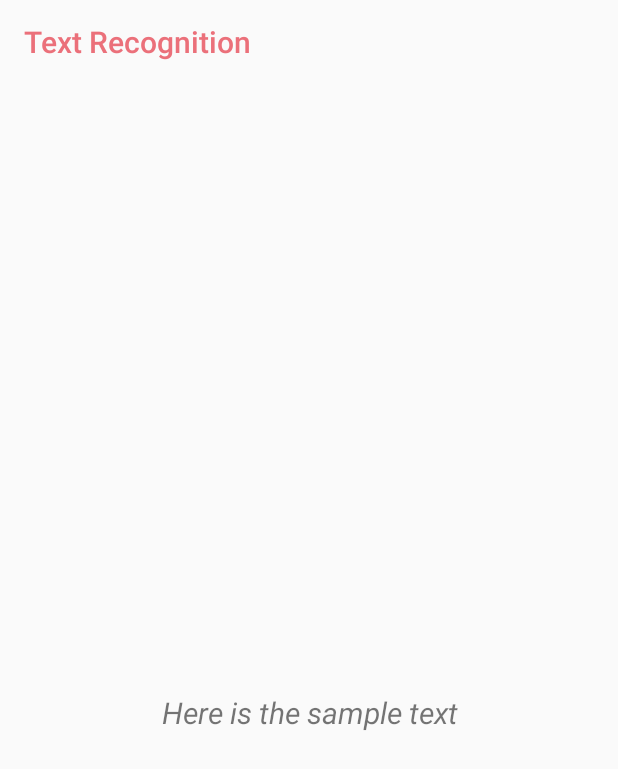
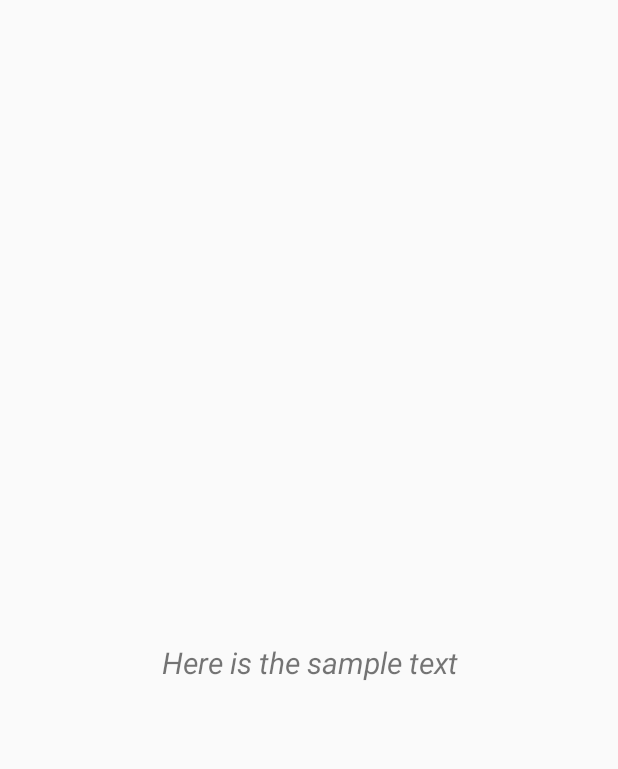
Before and after one commit to mRahulJain/MinorProject, an Android app: the layout activity_text_recognition_text.xml on its own in the app's theme, with its tools: preview values and no code run, on a phone screen of 412 x 824 dp. Shown: the top 769 px of the screen. Run offline under Robolectric (Android 15) with nearby library versions, the phone set to English and light mode, and no system bars.

Commit message:
small updates

```diff
--- a/app/src/main/res/layout/activity_text_recognition_text.xml
+++ b/app/src/main/res/layout/activity_text_recognition_text.xml
@@ -1,28 +1,14 @@
 <?xml version="1.0" encoding="utf-8"?>
-<LinearLayout
+<ScrollView
     android:layout_width="match_parent"
     android:layout_height="match_parent"
-    xmlns:android="http://schemas.android.com/apk/res/android"
+    xmlns:mlns="http://schemas.android.com/apk/res-auto"
+    mlns:android="http://schemas.android.com/apk/res/android"
     xmlns:tools="http://schemas.android.com/tools"
     android:orientation="vertical"
     tools:context=".activity.TextRecognitionTextActivity"
-    xmlns:app="http://schemas.android.com/apk/res-auto">
-    <androidx.appcompat.widget.Toolbar
-        android:layout_width="match_parent"
-        android:layout_height="wrap_content"
-        app:titleTextColor="#ffeb707a"
-        app:title="Text Recognition"
-        android:textAlignment="center"
-        android:elevation="50dp"
-        app:liftOnScroll="true"
-        android:outlineAmbientShadowColor="@android:color/black"
-        android:outlineSpotShadowColor="@android:color/black"/>
-    <ScrollView
-        android:orientation="vertical"
-        android:layout_width="match_parent"
-        android:layout_height="match_parent"
-        android:layout_marginTop="10dp"
-        android:id="@+id/activity_text_recognition_text_mainScreen">
+    android:id="@+id/activity_text_recognition_text_mainScreen"
+    xmlns:android="http://schemas.android.com/apk/res/android">
     <TextView
         android:textSize="20sp"
         android:layout_marginTop="30dp"
@@ -36,4 +22,3 @@
         android:layout_width="match_parent"
         android:layout_height="match_parent"/>
 </ScrollView>
-</LinearLayout>
--- a/build.gradle
+++ b/build.gradle
@@ -6,7 +6,7 @@ buildscript {
         jcenter()
     }
     dependencies {
-        classpath "com.android.tools.build:gradle:4.0.1"
+        classpath 'com.android.tools.build:gradle:4.1.1'
         classpath "org.jetbrains.kotlin:kotlin-gradle-plugin:$kotlin_version"
 
         // NOTE: Do not place your application dependencies here; they belong
```
Also changed, not shown: app/src/main/java/com/android/collegeproject/activity/TextRecognitionActivity.kt (+4 -3 lines), app/src/main/java/com/android/collegeproject/activity/TextRecognitionTextActivity.kt (+13 -5 lines), gradle/wrapper/gradle-wrapper.properties. Lines whose indentation alone changed are shown as unchanged.
